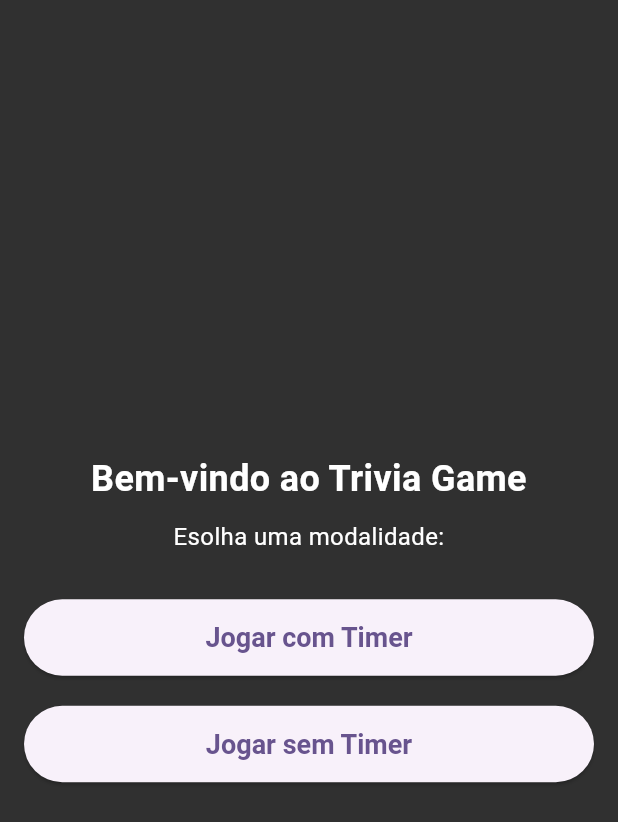
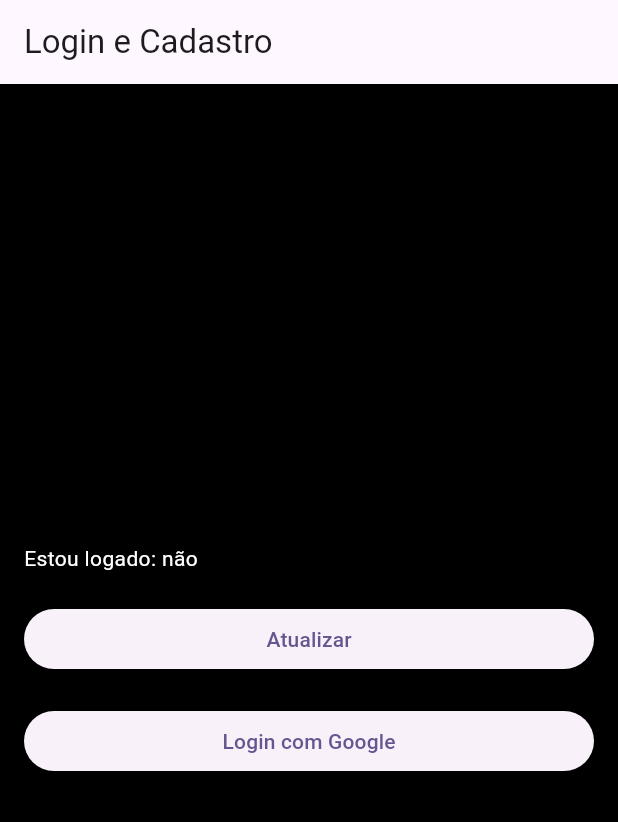
Before and after one commit to ErnestoMoraes/triviapp, a Flutter app: the screen it shows after launch, on a phone screen of 412 x 824 dp. Shown: the top 822 px of the screen. Run offline on Flutter 3.47's test engine with Material 3 defaults, Android fonts, the phone set to English and light mode, and no system bars; our stand-ins replace dio, firebase_auth, firebase_core, flip_card, google_mobile_ads, google_sign_in; accounts and stored records are empty.

```diff
--- /dev/null
+++ b/cods.txt
@@ -0,0 +1,3 @@
+// Codigos importantes!!
+
+ keytool -list -v -alias androiddebugkey -keystore $env:USERPROFILE\.android\debug.keystore
--- a/lib/login/login.dart
+++ b/lib/login/login.dart
@@ -1,62 +1,62 @@
-// import 'package:estudo/auth/auth.dart';
-// import 'package:estudo/login/home.dart';
-// import 'package:estudo/login/register.dart';
-// import 'package:flutter/material.dart';
+import 'package:flutter/material.dart';
+import 'package:estudo/auth/auth.dart';
+import 'package:estudo/screens/home_screen.dart';
 
-// class LoginScreen extends StatefulWidget {
-//   @override
-//   _LoginScreenState createState() => _LoginScreenState();
-// }
+class LoginScreen extends StatefulWidget {
+  const LoginScreen({super.key});
 
-// class _LoginScreenState extends State<LoginScreen> {
-//   final TextEditingController _emailController = TextEditingController();
-//   final TextEditingController _passwordController = TextEditingController();
-//   final AuthService _authService = AuthService();
+  @override
+  LoginScreenState createState() => LoginScreenState();
+}
 
-//   void _login() async {
-//     final user = await _authService.signInWithEmailAndPassword(
-//       _emailController.text,
-//       _passwordController.text,
-//     );
+class LoginScreenState extends State<LoginScreen> {
+  final AuthService _authService = AuthService();
 
-//     if (user != null) {
-//       Navigator.pushReplacement(
-//         context,
-//         MaterialPageRoute(builder: (context) => HomeScreen()),
-//       );
-//     } else {
-//       ScaffoldMessenger.of(context).showSnackBar(
-//         SnackBar(content: Text('Erro ao fazer login!')),
-//       );
-//     }
-//   }
+  // Método de login com Google
+  void _loginWithGoogle() async {
+    final user = await _authService.signGoogleAuth();
+    if (user != null) {
+      Navigator.pushReplacement(
+        context,
+        MaterialPageRoute(builder: (context) => const HomeScreen()),
+      );
+    } else {
+      ScaffoldMessenger.of(context).showSnackBar(
+        const SnackBar(content: Text('Erro ao fazer login com Google!')),
+      );
+    }
+  }
 
-//   @override
-//   Widget build(BuildContext context) {
-//     return Scaffold(
-//       appBar: AppBar(title: Text("Login")),
-//       body: Padding(
-//         padding: const EdgeInsets.all(16.0),
-//         child: Column(
-//           mainAxisAlignment: MainAxisAlignment.center,
-//           children: [
-//             TextField(
-//                 controller: _emailController,
-//                 decoration: InputDecoration(labelText: "Email")),
-//             TextField(
-//                 controller: _passwordController,
-//                 decoration: InputDecoration(labelText: "Senha"),
-//                 obscureText: true),
-//             SizedBox(height: 20),
-//             ElevatedButton(onPressed: _login, child: Text("Login")),
-//             TextButton(
-//               onPressed: () => Navigator.push(context,
-//                   MaterialPageRoute(builder: (context) => RegisterScreen())),
-//               child: Text("Não tem conta? Cadastre-se"),
-//             ),
-//           ],
-//         ),
-//       ),
-//     );
-//   }
-// }
+  @override
+  Widget build(BuildContext context) {
+    return Scaffold(
+      backgroundColor: Colors.black,
+      appBar: AppBar(title: const Text("Login e Cadastro")),
+      body: Padding(
+        padding: const EdgeInsets.all(16.0),
+        child: Column(
+          mainAxisAlignment: MainAxisAlignment.center,
+          crossAxisAlignment: CrossAxisAlignment.stretch,
+          children: [
+            Text(
+              "Estou logado: ${_authService.currentUser == null ? 'não' : 'sim'}",
+              style: TextStyle(color: Colors.white),
+            ),
+            const SizedBox(height: 20),
+            ElevatedButton(
+              onPressed: () {
+                setState(() {});
+              },
+              child: const Text("Atualizar"),
+            ),
+            const SizedBox(height: 20),
+            ElevatedButton(
+              onPressed: _loginWithGoogle,
+              child: const Text("Login com Google"),
+            ),
+          ],
+        ),
+      ),
+    );
+  }
+}
--- a/lib/main.dart
+++ b/lib/main.dart
@@ -1,3 +1,5 @@
+import 'package:estudo/firebase_options.dart';
+import 'package:estudo/login/login.dart';
 import 'package:estudo/screens/home_screen.dart';
 import 'package:firebase_core/firebase_core.dart';
 import 'package:flutter/material.dart';
@@ -6,7 +8,7 @@ import 'package:google_mobile_ads/google_mobile_ads.dart';
 void main() async {
   WidgetsFlutterBinding.ensureInitialized();
   MobileAds.instance.initialize();
-  await Firebase.initializeApp();
+  await Firebase.initializeApp(options: DefaultFirebaseOptions.currentPlatform);
   runApp(const MyApp());
 }
 
@@ -22,7 +24,8 @@ class MyApp extends StatelessWidget {
         colorScheme: ColorScheme.fromSeed(seedColor: Colors.deepPurple),
         useMaterial3: true,
       ),
-      home: const HomeScreen(),
+      home: const LoginScreen(),
+      // home: const HomeScreen(),
     );
   }
 }
--- a/pubspec.yaml
+++ b/pubspec.yaml
@@ -40,6 +40,7 @@ dependencies:
   google_mobile_ads: ^5.3.1
   firebase_core: ^3.11.0
   firebase_auth: ^5.4.2
+  google_sign_in: ^6.2.2
 
 dev_dependencies:
   flutter_test:
```
Also changed, not shown: lib/auth/auth.dart (+30 -8 lines), lib/screens/home_screen.dart (+48 -0 lines), lib/screens/trivia_screen.dart (+1 -6 lines), lib/firebase_options.dart, pubspec.lock, 2 other files.
